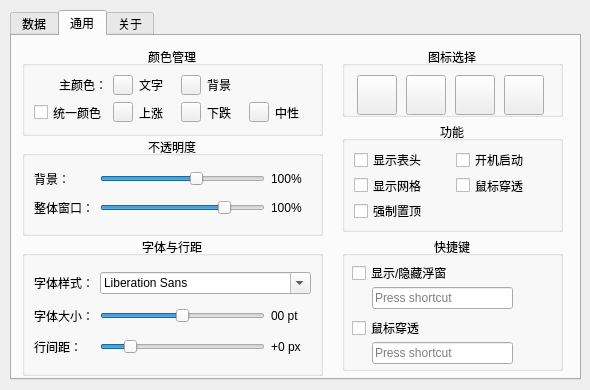
This is stockwidget/ui/generated/settings.ui in sbr0574/StockWidget as Qt 5 draws it before an edit. The edited form follows.
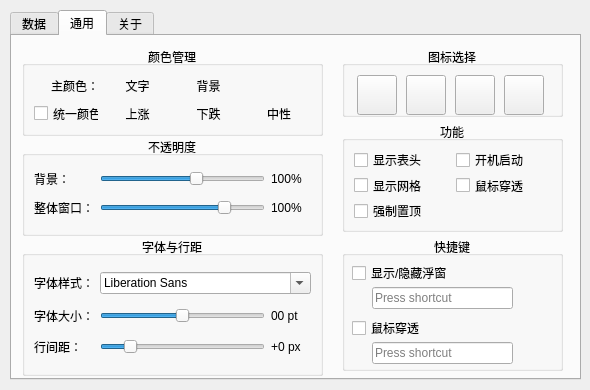
This is the edited form. The open tabs and pages were chosen to show the change. Icons and pictures are not drawn.

Commit message: feat: 更新设置对话框颜色按钮样式，使用无边框圆形图标显示当前颜色值

```diff
--- a/stockwidget/ui/generated/settings.ui
+++ b/stockwidget/ui/generated/settings.ui
@@ -655,71 +655,59 @@
      <layout class="QGridLayout" name="gridLayout_4">
       <item row="1" column="1">
        <widget class="QPushButton" name="btn_up_color">
-        <property name="maximumSize">
-         <size>
-          <width>20</width>
-          <height>20</height>
-         </size>
-        </property>
-        <property name="text">
-         <string/>
-        </property>
-        <property name="autoDefault">
-         <bool>false</bool>
-        </property>
-       </widget>
-      </item>
-      <item row="1" column="2">
-       <widget class="QLabel" name="label_up_color">
         <property name="text">
          <string>上涨</string>
         </property>
+        <property name="iconSize">
+         <size>
+          <width>12</width>
+          <height>12</height>
+         </size>
+        </property>
+        <property name="flat">
+         <bool>true</bool>
+        </property>
+        <property name="autoDefault">
+         <bool>false</bool>
+        </property>
        </widget>
       </item>
-      <item row="1" column="6">
+      <item row="1" column="3">
        <widget class="QPushButton" name="btn_neutral_color">
-        <property name="maximumSize">
-         <size>
-          <width>20</width>
-          <height>20</height>
-         </size>
-        </property>
-        <property name="text">
-         <string/>
-        </property>
-        <property name="autoDefault">
-         <bool>false</bool>
-        </property>
-       </widget>
-      </item>
-      <item row="1" column="5">
-       <widget class="QLabel" name="label_down_color">
-        <property name="text">
-         <string>下跌</string>
-        </property>
-       </widget>
-      </item>
-      <item row="1" column="4">
-       <widget class="QPushButton" name="btn_down_color">
-        <property name="maximumSize">
-         <size>
-          <width>20</width>
-          <height>20</height>
-         </size>
-        </property>
-        <property name="text">
-         <string/>
-        </property>
-        <property name="autoDefault">
-         <bool>false</bool>
-        </property>
-       </widget>
-      </item>
-      <item row="1" column="7">
-       <widget class="QLabel" name="label_neutral_color">
         <property name="text">
          <string>中性</string>
         </property>
+        <property name="iconSize">
+         <size>
+          <width>12</width>
+          <height>12</height>
+         </size>
+        </property>
+        <property name="flat">
+         <bool>true</bool>
+        </property>
+        <property name="autoDefault">
+         <bool>false</bool>
+        </property>
+       </widget>
+      </item>
+      <item row="1" column="2">
+       <widget class="QPushButton" name="btn_down_color">
+        <property name="text">
+         <string>下跌</string>
+        </property>
+        <property name="iconSize">
+         <size>
+          <width>12</width>
+          <height>12</height>
+         </size>
+        </property>
+        <property name="flat">
+         <bool>true</bool>
+        </property>
+        <property name="autoDefault">
+         <bool>false</bool>
+        </property>
        </widget>
       </item>
       <item row="1" column="0">
@@ -737,48 +725,40 @@
       </item>
       <item row="0" column="1">
        <widget class="QPushButton" name="btn_fg_color">
-        <property name="maximumSize">
-         <size>
-          <width>20</width>
-          <height>20</height>
-         </size>
-        </property>
-        <property name="text">
-         <string/>
-        </property>
-        <property name="autoDefault">
-         <bool>false</bool>
-        </property>
-       </widget>
-      </item>
-      <item row="0" column="2">
-       <widget class="QLabel" name="label_fg_color">
         <property name="text">
          <string>文字</string>
         </property>
+        <property name="iconSize">
+         <size>
+          <width>12</width>
+          <height>12</height>
+         </size>
+        </property>
+        <property name="flat">
+         <bool>true</bool>
+        </property>
+        <property name="autoDefault">
+         <bool>false</bool>
+        </property>
        </widget>
       </item>
-      <item row="0" column="4">
+      <item row="0" column="2">
        <widget class="QPushButton" name="btn_bg_color">
-        <property name="maximumSize">
-         <size>
-          <width>20</width>
-          <height>20</height>
-         </size>
-        </property>
-        <property name="text">
-         <string/>
-        </property>
-        <property name="autoDefault">
-         <bool>false</bool>
-        </property>
-       </widget>
-      </item>
-      <item row="0" column="5">
-       <widget class="QLabel" name="label_bg_color">
         <property name="text">
          <string>背景</string>
         </property>
+        <property name="iconSize">
+         <size>
+          <width>12</width>
+          <height>12</height>
+         </size>
+        </property>
+        <property name="flat">
+         <bool>true</bool>
+        </property>
+        <property name="autoDefault">
+         <bool>false</bool>
+        </property>
        </widget>
       </item>
       <item row="0" column="0">
```
The commit also changes 3 other files.
